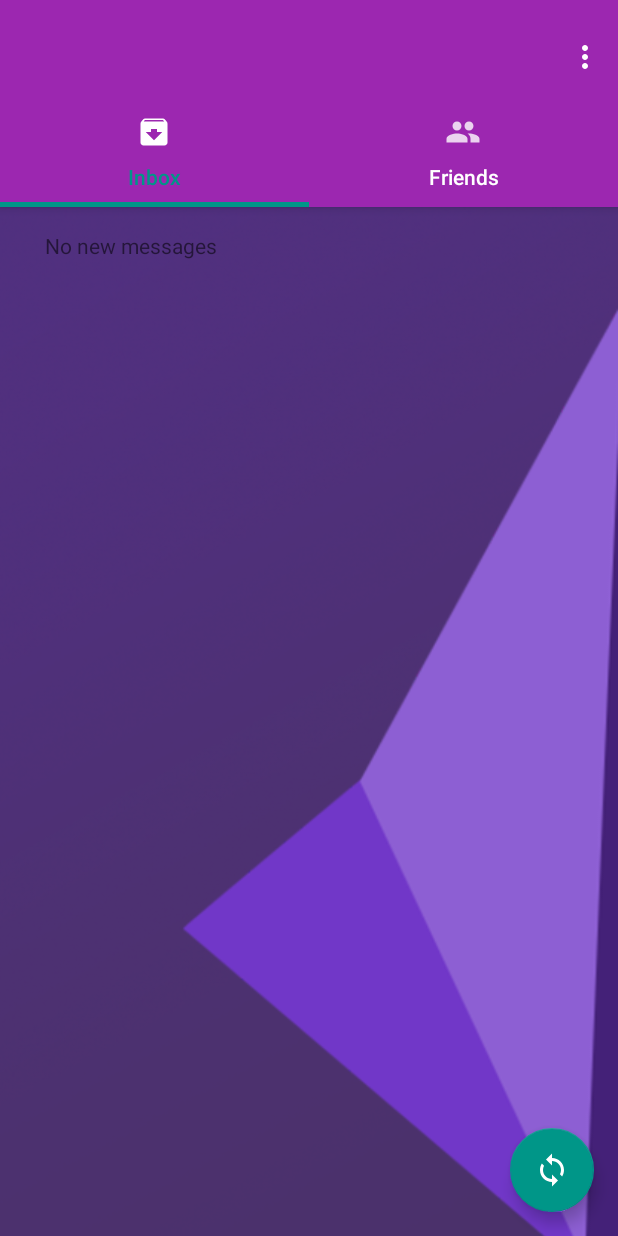
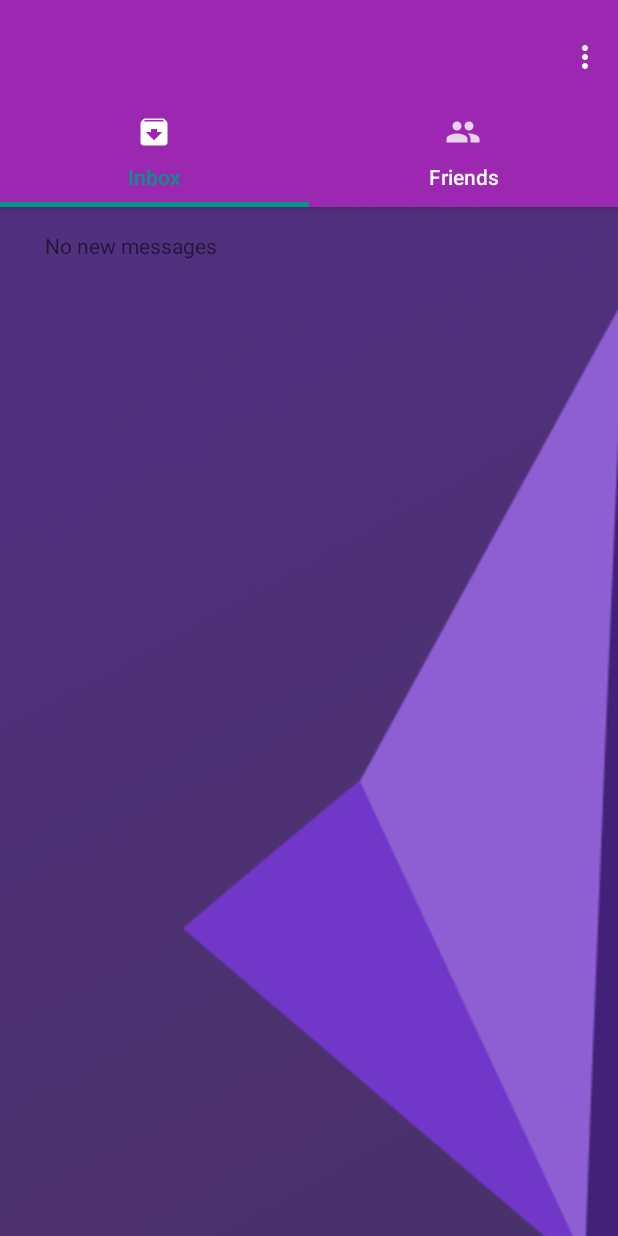
Before and after one commit to Ferranmrg/XatApp, an Android app: the screen it shows after launch (MainActivity), on a phone screen of 412 x 824 dp. Run offline under Robolectric (Android 15) with nearby library versions, the phone set to English and light mode, and no system bars; libraries missing offline, so code that uses them is left out: com.parse; 7 statements that could not run were skipped.

Commit message:
Version introduccion SwipeRefreshLayout

```diff
--- a/app/src/main/java/com/ferran/yep/controllers/InboxFragment.java
+++ b/app/src/main/java/com/ferran/yep/controllers/InboxFragment.java
@@ -8,6 +8,7 @@ import android.location.GpsStatus;
 import android.os.Bundle;
 import android.os.SystemClock;
 import android.support.v4.app.ListFragment;
+import android.support.v4.widget.SwipeRefreshLayout;
 import android.util.AttributeSet;
 import android.util.Log;
 import android.view.ContextMenu;
@@ -52,12 +53,18 @@ public class InboxFragment extends ListFragment {
     Thread t;
     ProgressBar pb;
     ArrayList<Message> messages;
+    protected SwipeRefreshLayout mSwipeRefleshLayout;
 
 
     @Override
     public View onCreateView(LayoutInflater inflater, ViewGroup container,
                              Bundle savedInstanceState) {
         View rootView = inflater.inflate(R.layout.fragment_inbox, container, false);
+
+        mSwipeRefleshLayout = (SwipeRefreshLayout)rootView.findViewById(R.id.SwipeRefreshLayout);
+
+        mSwipeRefleshLayout.setOnRefreshListener(mOnRefreshListener);
+
         pb = (ProgressBar)
                 rootView.findViewById(R.id.progressBar);
         messages = new ArrayList<>();
@@ -143,6 +150,10 @@ public class InboxFragment extends ListFragment {
                 }
             });
         }
+        //PARA EL SIMBOLO DEL SWIPE REFRESH
+        if(mSwipeRefleshLayout.isRefreshing()){
+            mSwipeRefleshLayout.setRefreshing(false);
+        }
 
         pb.setProgress(100);
         pb.setVisibility(ProgressBar.INVISIBLE);
@@ -189,4 +200,15 @@ public class InboxFragment extends ListFragment {
 
     }
 
+    protected SwipeRefreshLayout.OnRefreshListener mOnRefreshListener = new SwipeRefreshLayout.OnRefreshListener() {
+        @Override
+        public void onRefresh() {
+            LoadMessages();
+
+        }
+    };
+
+
+
+
 }
--- a/app/src/main/java/com/ferran/yep/views/MainActivity.java
+++ b/app/src/main/java/com/ferran/yep/views/MainActivity.java
@@ -130,16 +130,7 @@ public class MainActivity extends AppCompatActivity {
         });*/
 
 
-        FloatingActionButton fab = (FloatingActionButton) findViewById(R.id.fab);
-        fab.setOnClickListener(new View.OnClickListener() {
-            @Override
-            public void onClick(View view) {
-                iFrag.LoadMessages();
 
-                Snackbar.make(view, "Loaded!", Snackbar.LENGTH_LONG)
-                        .setAction("Action", null).show();
-            }
-        });
 
     }
 
--- a/app/src/main/java/com/ferran/yep/views/ReadMessages.java
+++ b/app/src/main/java/com/ferran/yep/views/ReadMessages.java
@@ -11,6 +11,7 @@ import android.os.Handler;
 import android.provider.MediaStore;
 import android.support.v7.app.AppCompatActivity;
 import android.os.Bundle;
+import android.view.View;
 import android.widget.ImageView;
 import android.widget.TextView;
 import android.widget.VideoView;
@@ -78,6 +79,7 @@ public class ReadMessages extends AppCompatActivity {
         }
         if (message.getVideo() != null) {
             Uri uri = Uri.fromFile(message.getVideo());
+            videoView.setVisibility(View.VISIBLE);
             videoView.setVideoURI(uri);
             videoView.resume();
         }
--- a/app/src/main/res/layout/activity_main.xml
+++ b/app/src/main/res/layout/activity_main.xml
@@ -39,12 +39,4 @@
         android:layout_height="match_parent"
         app:layout_behavior="@string/appbar_scrolling_view_behavior" />
 
-    <android.support.design.widget.FloatingActionButton
-        android:id="@+id/fab"
-        android:layout_width="wrap_content"
-        android:layout_height="wrap_content"
-        android:layout_gravity="end|bottom"
-        android:layout_margin="@dimen/fab_margin"
-        android:src="@drawable/ic_sync_24dp" />
-
 </android.support.design.widget.CoordinatorLayout>
--- a/app/src/main/res/layout/activity_read_messages.xml
+++ b/app/src/main/res/layout/activity_read_messages.xml
@@ -59,6 +59,7 @@
         android:id="@+id/videoView"
         android:layout_alignParentTop="true"
         android:layout_alignParentLeft="true"
-        android:layout_alignParentStart="true" />
+        android:layout_alignParentStart="true"
+        android:visibility="invisible" />
 
 </RelativeLayout>
--- a/app/src/main/res/layout/fragment_inbox.xml
+++ b/app/src/main/res/layout/fragment_inbox.xml
@@ -8,13 +8,19 @@
     android:paddingTop="@dimen/activity_vertical_margin"
     tools:context=".views.MainActivity$PlaceholderFragment"
     android:background="@drawable/fondoguay">
-
+    <android.support.v4.widget.SwipeRefreshLayout
+        android:layout_width="match_parent"
+        android:layout_height="match_parent"
+        android:layout_alignParentLeft="true"
+        android:layout_alignParentTop="true"
+        android:id="@+id/SwipeRefreshLayout">
     <ListView
         android:id="@android:id/list"
         android:layout_width="match_parent"
         android:layout_height="match_parent"
         android:layout_alignParentTop="true"
         android:layout_alignParentLeft="true" />
+    </android.support.v4.widget.SwipeRefreshLayout>
 
     <ProgressBar
         android:layout_width="wrap_content"
```
Also changed, not shown: 155 other files.
